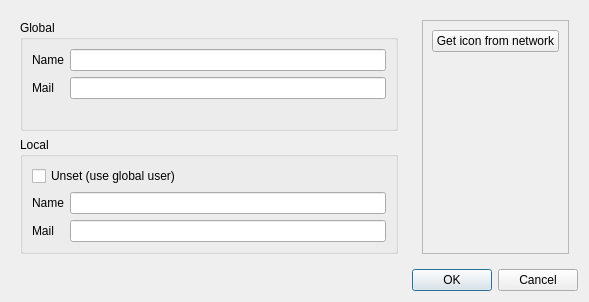
soramimi/Guitar, file src/ConfigUserDialog.ui: the form before one commit.
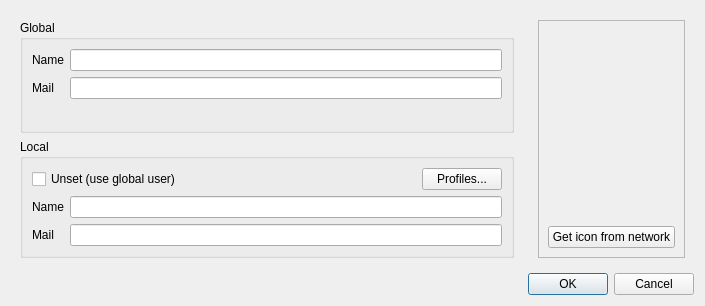
The form after the commit. Custom widgets are drawn as their Qt base class.

Patch:
```diff
--- a/src/ConfigUserDialog.ui
+++ b/src/ConfigUserDialog.ui
@@ -6,8 +6,8 @@
    <rect>
     <x>0</x>
     <y>0</y>
-    <width>589</width>
-    <height>302</height>
+    <width>705</width>
+    <height>306</height>
    </rect>
   </property>
   <property name="windowTitle">
@@ -77,11 +77,35 @@
           </property>
           <layout class="QVBoxLayout" name="verticalLayout_2">
            <item>
-            <widget class="QCheckBox" name="checkBox_unset_local">
-             <property name="text">
-              <string>Unset (use global user)</string>
-             </property>
-            </widget>
+            <layout class="QHBoxLayout" name="horizontalLayout_4">
+             <item>
+              <widget class="QCheckBox" name="checkBox_unset_local">
+               <property name="text">
+                <string>Unset (use global user)</string>
+               </property>
+              </widget>
+             </item>
+             <item>
+              <spacer name="horizontalSpacer_3">
+               <property name="orientation">
+                <enum>Qt::Horizontal</enum>
+               </property>
+               <property name="sizeHint" stdset="0">
+                <size>
+                 <width>40</width>
+                 <height>20</height>
+                </size>
+               </property>
+              </spacer>
+             </item>
+             <item>
+              <widget class="QPushButton" name="pushButton_profiles">
+               <property name="text">
+                <string>Profiles...</string>
+               </property>
+              </widget>
+             </item>
+            </layout>
            </item>
            <item>
             <layout class="QFormLayout" name="formLayout_2">
@@ -149,13 +173,6 @@
            <enum>QFrame::Raised</enum>
           </property>
           <layout class="QVBoxLayout" name="verticalLayout_3">
-           <item>
-            <widget class="QPushButton" name="pushButton_get_icon">
-             <property name="text">
-              <string>Get icon from network</string>
-             </property>
-            </widget>
-           </item>
            <item>
             <widget class="SimpleImageWidget" name="widget_avatar" native="true">
              <property name="minimumSize">
@@ -166,6 +183,13 @@
              </property>
             </widget>
            </item>
+           <item>
+            <widget class="QPushButton" name="pushButton_get_icon">
+             <property name="text">
+              <string>Get icon from network</string>
+             </property>
+            </widget>
+           </item>
           </layout>
          </widget>
         </item>
```
